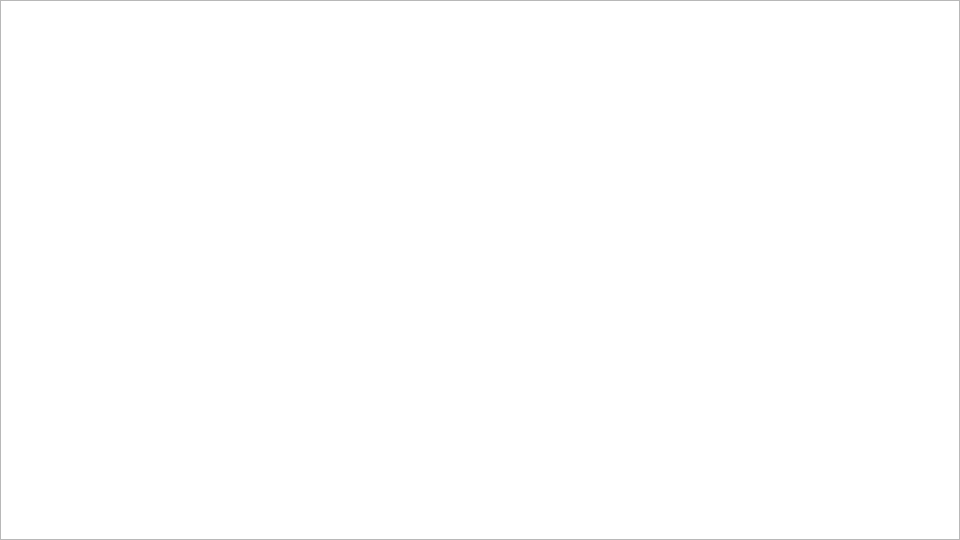
First picture: the form in src/mainwindow.ui, repository laochanlam/pd2-Angrybird, before the edit.
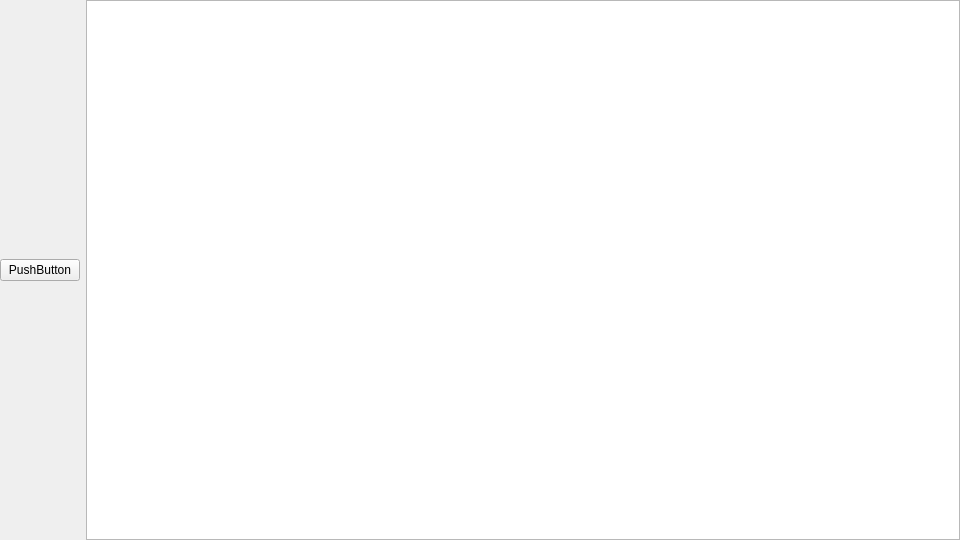
Second picture: the form after the edit.

Diff of the .ui file:
```diff
--- a/src/mainwindow.ui
+++ b/src/mainwindow.ui
@@ -48,6 +48,13 @@
     <property name="bottomMargin">
      <number>0</number>
     </property>
+    <item>
+     <widget class="QPushButton" name="Reset">
+      <property name="text">
+       <string>PushButton</string>
+      </property>
+     </widget>
+    </item>
     <item>
      <widget class="QGraphicsView" name="graphicsView"/>
     </item>
```
